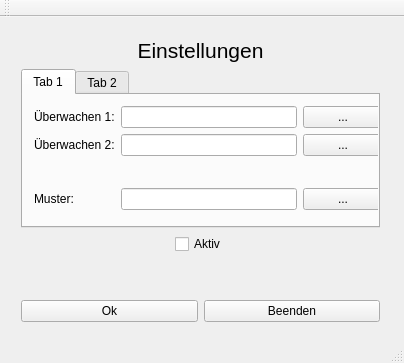
Old version of the form rsi.ui in the repository Merhoc/re-stand-in.
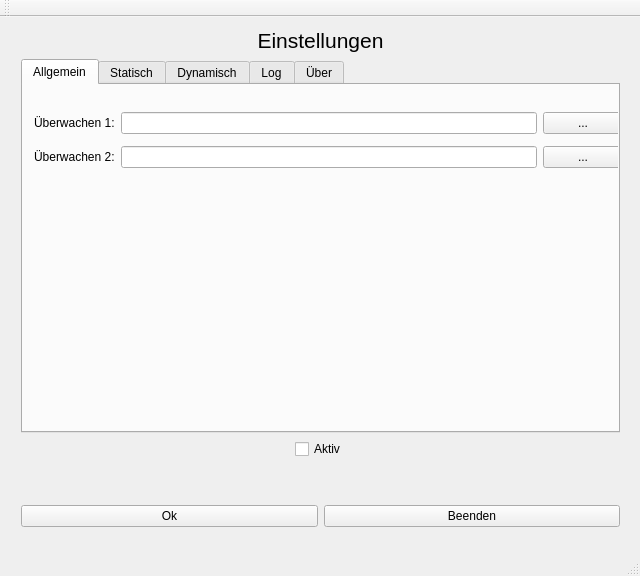
New version of the form. The open tabs and pages were chosen to show the change.

```diff
--- a/rsi.ui
+++ b/rsi.ui
@@ -6,8 +6,8 @@
    <rect>
     <x>0</x>
     <y>0</y>
-    <width>404</width>
-    <height>363</height>
+    <width>640</width>
+    <height>576</height>
    </rect>
   </property>
   <property name="windowTitle">
@@ -18,9 +18,9 @@
     <property name="geometry">
      <rect>
       <x>10</x>
-      <y>10</y>
-      <width>381</width>
-      <height>306</height>
+      <y>0</y>
+      <width>621</width>
+      <height>521</height>
      </rect>
     </property>
     <layout class="QVBoxLayout" name="verticalLayout">
@@ -46,55 +46,21 @@
        </property>
        <widget class="QWidget" name="Allgemein">
         <attribute name="title">
-         <string>Tab 1</string>
+         <string>Allgemein</string>
         </attribute>
-        <widget class="QWidget" name="">
+        <widget class="QWidget" name="layoutWidget">
          <property name="geometry">
           <rect>
            <x>0</x>
-           <y>0</y>
-           <width>371</width>
-           <height>126</height>
+           <y>10</y>
+           <width>611</width>
+           <height>91</height>
           </rect>
          </property>
          <layout class="QGridLayout" name="form">
           <property name="sizeConstraint">
            <enum>QLayout::SetDefaultConstraint</enum>
           </property>
-          <item row="0" column="0">
-           <widget class="QLabel" name="label_uw">
-            <property name="text">
-             <string>Überwachen 1:</string>
-            </property>
-           </widget>
-          </item>
-          <item row="0" column="1">
-           <widget class="QLineEdit" name="input_uw"/>
-          </item>
-          <item row="0" column="2">
-           <widget class="QPushButton" name="button_uw">
-            <property name="text">
-             <string>...</string>
-            </property>
-           </widget>
-          </item>
-          <item row="4" column="0">
-           <widget class="QLabel" name="label_muster">
-            <property name="text">
-             <string>Muster:</string>
-            </property>
-           </widget>
-          </item>
-          <item row="4" column="1">
-           <widget class="QLineEdit" name="input_muster"/>
-          </item>
-          <item row="4" column="2">
-           <widget class="QPushButton" name="button_muster">
-            <property name="text">
-             <string>...</string>
-            </property>
-           </widget>
-          </item>
           <item row="2" column="0">
            <widget class="QLabel" name="label_uw_2">
             <property name="text">
@@ -112,28 +78,39 @@
             </property>
            </widget>
           </item>
-          <item row="3" column="0">
-           <spacer name="verticalSpacer">
-            <property name="orientation">
-             <enum>Qt::Vertical</enum>
+          <item row="0" column="0">
+           <widget class="QLabel" name="label_uw">
+            <property name="text">
+             <string>Überwachen 1:</string>
             </property>
-            <property name="sizeType">
-             <enum>QSizePolicy::Fixed</enum>
+           </widget>
+          </item>
+          <item row="0" column="1">
+           <widget class="QLineEdit" name="input_uw"/>
+          </item>
+          <item row="0" column="2">
+           <widget class="QPushButton" name="button_uw">
+            <property name="text">
+             <string>...</string>
             </property>
-            <property name="sizeHint" stdset="0">
-             <size>
-              <width>20</width>
-              <height>40</height>
-             </size>
-            </property>
-           </spacer>
+           </widget>
           </item>
          </layout>
         </widget>
        </widget>
        <widget class="QWidget" name="Erweitert">
         <attribute name="title">
-         <string>Tab 2</string>
+         <string>Statisch</string>
+        </attribute>
+       </widget>
+       <widget class="QWidget" name="dynamic_tab">
+        <attribute name="title">
+         <string>Dynamisch</string>
+        </attribute>
+       </widget>
+       <widget class="QWidget" name="log_tab">
+        <attribute name="title">
+         <string>Log</string>
         </attribute>
         <widget class="QPlainTextEdit" name="log">
          <property name="geometry">
@@ -146,6 +123,44 @@
          </property>
         </widget>
        </widget>
+       <widget class="QWidget" name="about_tab">
+        <attribute name="title">
+         <string>Über</string>
+        </attribute>
+        <widget class="QTextEdit" name="about">
+         <property name="geometry">
+          <rect>
+           <x>0</x>
+           <y>10</y>
+           <width>611</width>
+           <height>351</height>
+          </rect>
+         </property>
+         <property name="html">
+          <string>&lt;!DOCTYPE HTML PUBLIC &quot;-//W3C//DTD HTML 4.0//EN&quot; &quot;http://www.w3.org/TR/REC-html40/strict.dtd&quot;&gt;
+&lt;html&gt;&lt;head&gt;&lt;meta name=&quot;qrichtext&quot; content=&quot;1&quot; /&gt;&lt;style type=&quot;text/css&quot;&gt;
+p, li { white-space: pre-wrap; }
+&lt;/style&gt;&lt;/head&gt;&lt;body style=&quot; font-family:'Ubuntu'; font-size:9pt; font-weight:400; font-style:normal;&quot;&gt;
+&lt;p style=&quot; margin-top:0px; margin-bottom:0px; margin-left:0px; margin-right:0px; -qt-block-indent:0; text-indent:0px;&quot;&gt;&lt;span style=&quot; font-size:12pt; font-weight:600;&quot;&gt;Re-stand-in&lt;/span&gt;&lt;/p&gt;
+&lt;p style=&quot;-qt-paragraph-type:empty; margin-top:0px; margin-bottom:0px; margin-left:0px; margin-right:0px; -qt-block-indent:0; text-indent:0px; font-size:12pt; font-weight:600;&quot;&gt;&lt;br /&gt;&lt;/p&gt;
+&lt;p style=&quot; margin-top:0px; margin-bottom:0px; margin-left:0px; margin-right:0px; -qt-block-indent:0; text-indent:0px;&quot;&gt;&lt;span style=&quot; color:#000000;&quot;&gt;Copyright (C) 2012 Heiko Metzger &amp;lt;www.heikometzger.de&amp;gt;&lt;/span&gt;&lt;/p&gt;
+&lt;p style=&quot;-qt-paragraph-type:empty; margin-top:0px; margin-bottom:0px; margin-left:0px; margin-right:0px; -qt-block-indent:0; text-indent:0px; color:#000000;&quot;&gt;&lt;br /&gt;&lt;/p&gt;
+&lt;p style=&quot; margin-top:0px; margin-bottom:0px; margin-left:0px; margin-right:0px; -qt-block-indent:0; text-indent:0px;&quot;&gt;&lt;span style=&quot; font-family:'Courier New,courier'; color:#000000;&quot;&gt;This program is free software; you can redistribute it and/or modify &lt;/span&gt;&lt;/p&gt;
+&lt;p style=&quot; margin-top:0px; margin-bottom:0px; margin-left:0px; margin-right:0px; -qt-block-indent:0; text-indent:0px;&quot;&gt;&lt;span style=&quot; font-family:'Courier New,courier'; color:#000000;&quot;&gt;it under the terms of the GNU General Public License as published by &lt;/span&gt;&lt;/p&gt;
+&lt;p style=&quot; margin-top:0px; margin-bottom:0px; margin-left:0px; margin-right:0px; -qt-block-indent:0; text-indent:0px;&quot;&gt;&lt;span style=&quot; font-family:'Courier New,courier'; color:#000000;&quot;&gt;the Free Software Foundation; either version 3 of the License, or &lt;/span&gt;&lt;/p&gt;
+&lt;p style=&quot; margin-top:0px; margin-bottom:0px; margin-left:0px; margin-right:0px; -qt-block-indent:0; text-indent:0px;&quot;&gt;&lt;span style=&quot; font-family:'Courier New,courier'; color:#000000;&quot;&gt;(at your option) any later version. &lt;/span&gt;&lt;/p&gt;
+&lt;p style=&quot;-qt-paragraph-type:empty; margin-top:0px; margin-bottom:0px; margin-left:0px; margin-right:0px; -qt-block-indent:0; text-indent:0px; font-family:'Courier New,courier'; color:#000000;&quot;&gt;&lt;br /&gt;&lt;/p&gt;
+&lt;p style=&quot; margin-top:0px; margin-bottom:0px; margin-left:0px; margin-right:0px; -qt-block-indent:0; text-indent:0px;&quot;&gt;&lt;span style=&quot; font-family:'Courier New,courier'; color:#000000;&quot;&gt;This program is distributed in the hope that it will be useful, &lt;/span&gt;&lt;/p&gt;
+&lt;p style=&quot; margin-top:0px; margin-bottom:0px; margin-left:0px; margin-right:0px; -qt-block-indent:0; text-indent:0px;&quot;&gt;&lt;span style=&quot; font-family:'Courier New,courier'; color:#000000;&quot;&gt;but WITHOUT ANY WARRANTY; without even the implied warranty of &lt;/span&gt;&lt;/p&gt;
+&lt;p style=&quot; margin-top:0px; margin-bottom:0px; margin-left:0px; margin-right:0px; -qt-block-indent:0; text-indent:0px;&quot;&gt;&lt;span style=&quot; font-family:'Courier New,courier'; color:#000000;&quot;&gt;MERCHANTABILITY or FITNESS FOR A PARTICULAR PURPOSE.  See the &lt;/span&gt;&lt;/p&gt;
+&lt;p style=&quot; margin-top:0px; margin-bottom:0px; margin-left:0px; margin-right:0px; -qt-block-indent:0; text-indent:0px;&quot;&gt;&lt;span style=&quot; font-family:'Courier New,courier'; color:#000000;&quot;&gt;GNU General Public License for more details. &lt;/span&gt;&lt;/p&gt;
+&lt;p style=&quot;-qt-paragraph-type:empty; margin-top:0px; margin-bottom:0px; margin-left:0px; margin-right:0px; -qt-block-indent:0; text-indent:0px; font-family:'Courier New,courier'; color:#000000;&quot;&gt;&lt;br /&gt;&lt;/p&gt;
+&lt;p style=&quot; margin-top:0px; margin-bottom:0px; margin-left:0px; margin-right:0px; -qt-block-indent:0; text-indent:0px;&quot;&gt;&lt;span style=&quot; font-family:'Courier New,courier'; color:#000000;&quot;&gt;You should have received a copy of the GNU General Public License &lt;/span&gt;&lt;/p&gt;
+&lt;p style=&quot; margin-top:0px; margin-bottom:0px; margin-left:0px; margin-right:0px; -qt-block-indent:0; text-indent:0px;&quot;&gt;&lt;span style=&quot; font-family:'Courier New,courier'; color:#000000;&quot;&gt;along with this program; if not, write to the Free Software &lt;/span&gt;&lt;/p&gt;
+&lt;p style=&quot; margin-top:0px; margin-bottom:0px; margin-left:0px; margin-right:0px; -qt-block-indent:0; text-indent:0px;&quot;&gt;&lt;span style=&quot; font-family:'Courier New,courier'; color:#000000;&quot;&gt;Foundation, Inc., 59 Temple Place, Suite 330, Boston, MA  02111-1307  USA&lt;/span&gt;&lt;/p&gt;&lt;/body&gt;&lt;/html&gt;</string>
+         </property>
+        </widget>
+       </widget>
       </widget>
      </item>
      <item>
```
Left out of the diff: 12 changed lines with no effect on the pictures.
